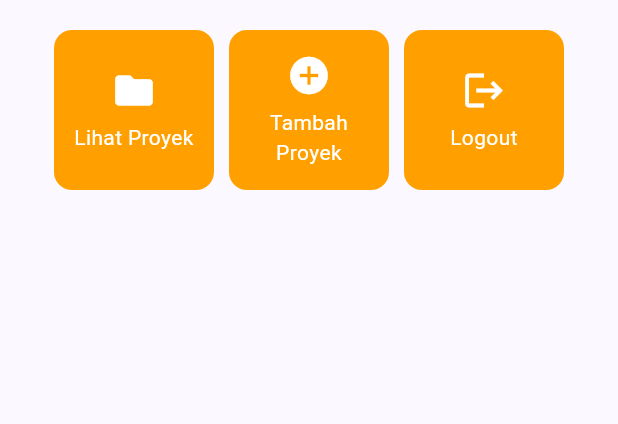
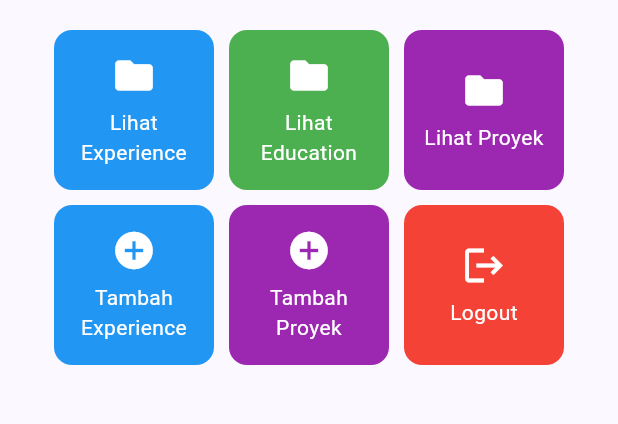
Before and after one commit to ZhafiraRichas/myportofolio_mobile, a Flutter app: the screen it shows after launch, on a phone screen of 412 x 824 dp, the part 357-781 px from its top. Run offline on Flutter 3.47's test engine with Material 3 defaults, Android fonts, the phone set to English and light mode, and no system bars.

Commit message:
Individual Assignment 7: Basic Flutter

```diff
--- a/lib/menu.dart
+++ b/lib/menu.dart
@@ -8,9 +8,12 @@ class MyHomePage extends StatelessWidget {
   final String kelas = "PBP C";
 
   final List<ItemHomepage> items = [
-    ItemHomepage("Lihat Proyek", Icons.folder),
-    ItemHomepage("Tambah Proyek", Icons.add_circle),
-    ItemHomepage("Logout", Icons.logout),
+    ItemHomepage("Lihat Experience", Icons.folder, Colors.blue),
+    ItemHomepage("Lihat Education", Icons.folder, Colors.green),
+    ItemHomepage("Lihat Proyek", Icons.folder, Colors.purple),
+    ItemHomepage("Tambah Experience", Icons.add_circle, Colors.blue),
+    ItemHomepage("Tambah Proyek", Icons.add_circle, Colors.purple),
+    ItemHomepage("Logout", Icons.logout, Colors.red),
   ];
 
     @override
@@ -93,7 +96,7 @@ class ItemCard extends StatelessWidget {
   Widget build(BuildContext context) {
     return Material(
       // Menggunakan warna sekunder dari skema tema aplikasi.
-      color: Theme.of(context).colorScheme.secondary,
+      color: item.color,
       borderRadius: BorderRadius.circular(12),
       child: InkWell(
         // Aksi ketika kartu ditekan oleh pengguna.
@@ -166,6 +169,7 @@ class InfoCard extends StatelessWidget {
 class ItemHomepage {
   final String name;
   final IconData icon;
+  final Color color;
 
-  ItemHomepage(this.name, this.icon);
+  ItemHomepage(this.name, this.icon, this.color);
 }
```
Also changed, not shown: 1 other file.
